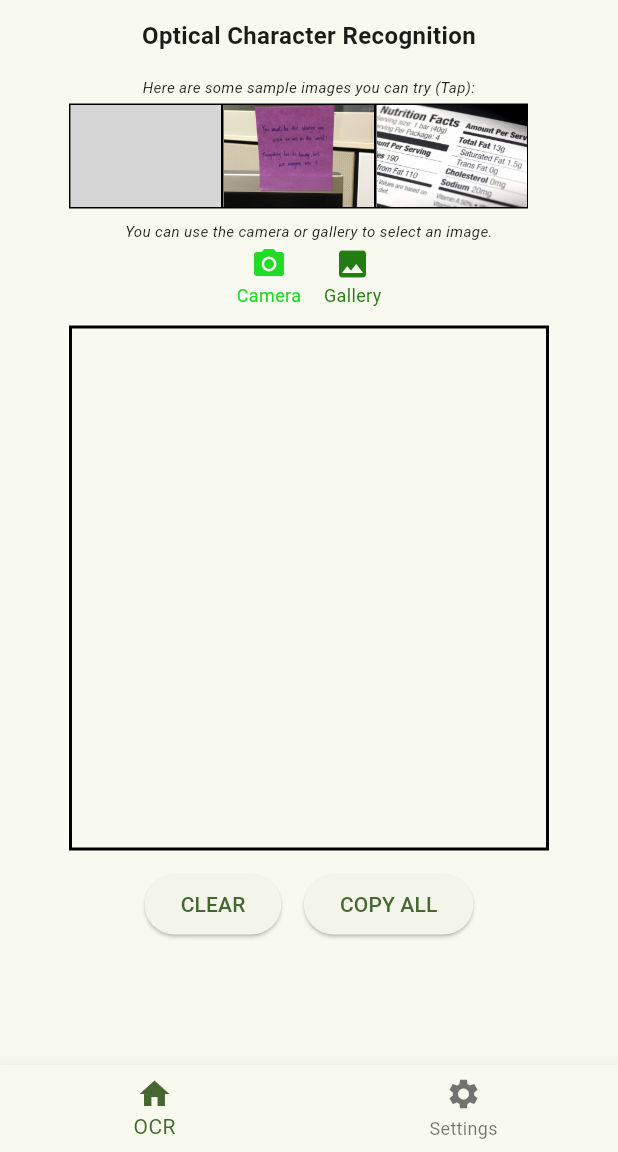
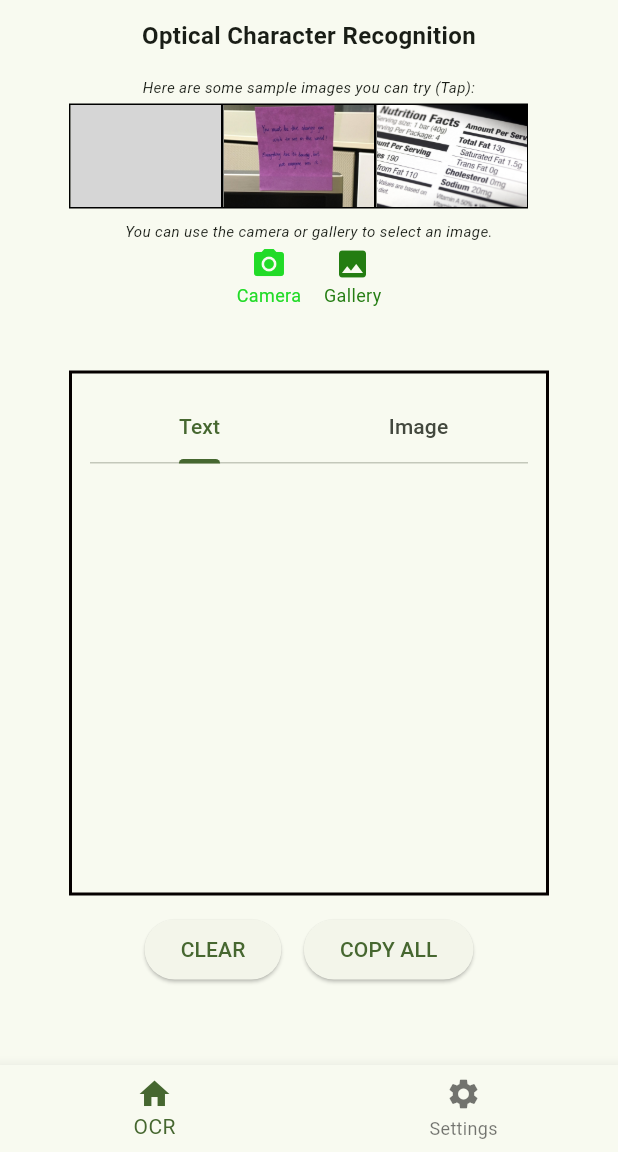
Before and after one commit to DavidReinon/azureai_app, a Flutter app: the screen it shows after launch, on a phone screen of 412 x 824 dp, the part 84-1236 px from its top. Run offline on Flutter 3.47's test engine with Material 3 defaults, Android fonts, the phone set to English and light mode, and no system bars; our stand-ins replace flutter_dotenv, image_picker; grey boxes are pictures that could not be loaded.

Commit message:
feat: Add image tab inside result container

```diff
--- a/lib/features/ocr/models/result_text_model.dart
+++ b/lib/features/ocr/models/result_text_model.dart
@@ -5,13 +5,20 @@ class ResultTextModel extends ChangeNotifier {
   String? _resultText;
   Map<String, dynamic>? _jsonResult;
   bool loading = false;
+  Uint8List? _imageData;
 
   String? get resultText => _resultText;
   Map<String, dynamic>? get jsonResult => _jsonResult;
   bool get isLoading => loading;
+  Uint8List? get imageData => _imageData;
 
   void setLoading() {
     loading = loading ? false : true;
+    notifyListeners();
+  }
+
+  void setImageData(Uint8List? data) {
+    _imageData = data;
     notifyListeners();
   }
 
--- a/lib/features/ocr/widgets/ocr_screen.dart
+++ b/lib/features/ocr/widgets/ocr_screen.dart
@@ -78,8 +78,22 @@ class Ocr extends StatelessWidget {
   }
 }
 
-class ResultTextContainer extends StatelessWidget {
+class ResultTextContainer extends StatefulWidget {
   const ResultTextContainer({super.key});
+
+  @override
+  State<ResultTextContainer> createState() => _ResultTextContainerState();
+}
+
+class _ResultTextContainerState extends State<ResultTextContainer>
+    with SingleTickerProviderStateMixin {
+  late TabController _tabController;
+
+  @override
+  void initState() {
+    super.initState();
+    _tabController = TabController(length: 2, vsync: this);
+  }
 
   @override
   Widget build(BuildContext context) {
@@ -87,7 +101,9 @@ class ResultTextContainer extends StatelessWidget {
 
     return Column(
       children: [
-        Container(
+        Padding(
+          padding: const EdgeInsets.only(top: 30.0),
+          child: Container(
             width: 320,
             height: 350,
             margin: const EdgeInsets.all(12),
@@ -98,7 +114,27 @@ class ResultTextContainer extends StatelessWidget {
                 width: 2,
               ),
             ),
-          child: const DisplayResult(),
+            child: Column(
+              children: [
+                TabBar(
+                  controller: _tabController,
+                  tabs: const [
+                    Tab(text: 'Text'),
+                    Tab(text: 'Image'),
+                  ],
+                ),
+                Expanded(
+                  child: TabBarView(
+                    controller: _tabController,
+                    children: const [
+                      DisplayResult(),
+                      SelectedImage(),
+                    ],
+                  ),
+                ),
+              ],
+            ),
+          ),
         ),
         Row(
           mainAxisAlignment: MainAxisAlignment.center,
@@ -120,6 +156,22 @@ class ResultTextContainer extends StatelessWidget {
         ),
       ],
     );
+  }
+}
+
+class SelectedImage extends StatelessWidget {
+  const SelectedImage({super.key});
+
+  @override
+  Widget build(BuildContext context) {
+    final imageData = Provider.of<ResultTextModel>(context).imageData;
+
+    return imageData != null
+        ? Image.memory(
+            imageData,
+            fit: BoxFit.contain,
+          )
+        : const SizedBox();
   }
 }
 
@@ -218,15 +270,20 @@ class ButtonWithText extends StatelessWidget {
   final String label;
   final Future<XFile?> Function()? onTap;
 
-  useOcrWithDeviceImage(XFile? imageFile) async {
+  useOcrWithDeviceImage(XFile? imageFile, BuildContext context) async {
     if (imageFile == null) {
       return;
     }
 
     final File image = File(imageFile.path);
     final Uint8List imageBytes = await image.readAsBytes();
+
     Map<String, dynamic>? result =
         await azureOcrService.processImage(imageBytes);
+    if (context.mounted) {
+      context.read<ResultTextModel>().setImageData(imageBytes);
+    }
+
     return result;
   }
 
@@ -236,10 +293,11 @@ class ButtonWithText extends StatelessWidget {
       onTap: () async {
         //stateful logic for button tap animation
         XFile? image = await onTap!();
-        if (context.mounted) context.read<ResultTextModel>().setLoading();
+        if (!context.mounted) return;
+        context.read<ResultTextModel>().setLoading();
 
         final Map<String, dynamic>? response =
-            await useOcrWithDeviceImage(image);
+            await useOcrWithDeviceImage(image, context);
 
         if (errorResponse(response)) {
           if (!context.mounted) return;
@@ -247,9 +305,8 @@ class ButtonWithText extends StatelessWidget {
           return;
         }
 
-        if (context.mounted) {
+        if (!context.mounted) return;
         context.read<ResultTextModel>().setResult(response);
-        }
       },
       child: Column(
         mainAxisSize: MainAxisSize.min,
@@ -348,12 +405,17 @@ class ImageWithBorder extends StatelessWidget {
         false;
   }
 
-  Future<Map<String, dynamic>?> useOcrWithAssetsImage() async {
+  Future<Map<String, dynamic>?> useOcrWithAssetsImage(
+      BuildContext context) async {
     final ByteData bytes = await rootBundle.load(imagePath);
     final Uint8List imageBytes = bytes.buffer.asUint8List();
 
     Map<String, dynamic>? result;
     result = await azureOcrService.processImage(imageBytes);
+
+    if (context.mounted) {
+      context.read<ResultTextModel>().setImageData(imageBytes);
+    }
 
     return result;
   }
@@ -363,14 +425,12 @@ class ImageWithBorder extends StatelessWidget {
     return GestureDetector(
       onTap: () async {
         final confirmed = await showConfirmationDialog(context);
-        if (!confirmed) {
-          return;
-        }
-        if (context.mounted) {
+        if (!confirmed) return;
+        if (!context.mounted) return;
+
         context.read<ResultTextModel>().setLoading();
-        }
-
-        final Map<String, dynamic>? response = await useOcrWithAssetsImage();
+        final Map<String, dynamic>? response =
+            await useOcrWithAssetsImage(context);
 
         if (errorResponse(response)) {
           if (!context.mounted) return;
@@ -378,9 +438,8 @@ class ImageWithBorder extends StatelessWidget {
           return;
         }
 
-        if (context.mounted) {
+        if (!context.mounted) return;
         context.read<ResultTextModel>().setResult(response);
-        }
       },
       child: Container(
         decoration: BoxDecoration(
```
Lines whose indentation alone changed are shown as unchanged.
